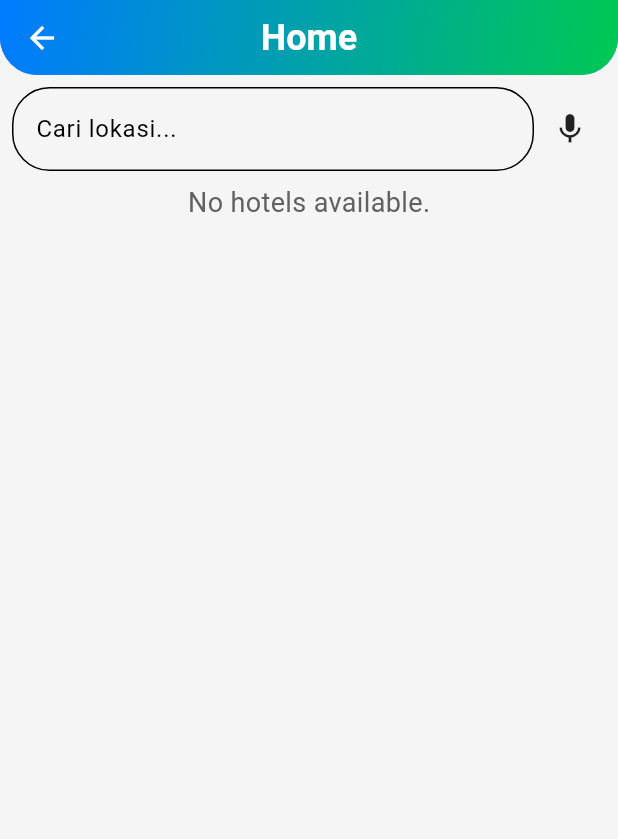
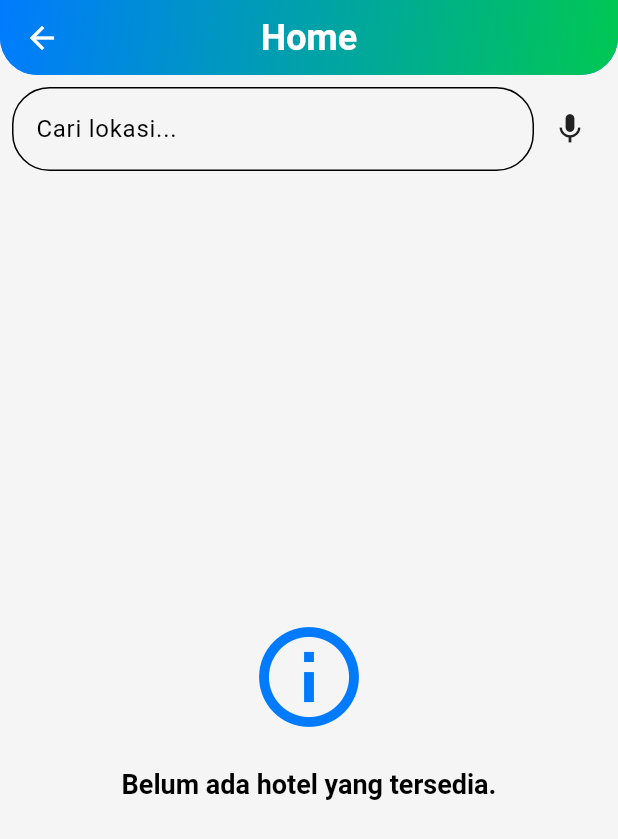
Before and after one commit to Reeyyyh/Assesment-1-mobile, a Flutter app: the HomeView screen opened directly, after a tap on the "mic" icon, on a phone screen of 412 x 824 dp. Shown: the top 839 px of the screen. Run offline on Flutter 3.47's test engine with Material 3 defaults, Android fonts, the phone set to English and light mode, and no system bars; our stand-ins replace cloud_firestore, connectivity_plus, firebase_auth, firebase_core, firebase_messaging, flutter_tts and 8 more; missing offline and left inert: qr_code_scanner_plus; accounts and stored records are empty.

Commit message:
update view async

```diff
--- a/lib/app/data/themes/app_theme.dart
+++ b/lib/app/data/themes/app_theme.dart
@@ -35,7 +35,7 @@ class AppTheme {
 
   // Dark Theme
   static final ThemeData darkTheme = ThemeData(
-    primaryColor: const Color(0xFF0056B3),
+    primaryColor: const Color.fromARGB(255, 48, 141, 240),
     hintColor: const Color(0xFFFF5722),
     scaffoldBackgroundColor: const Color.fromARGB(255, 48, 46, 46),
     iconTheme: const IconThemeData(
--- a/lib/app/modules/1_home/controllers/home_controller.dart
+++ b/lib/app/modules/1_home/controllers/home_controller.dart
@@ -1,5 +1,6 @@
 import 'package:cloud_firestore/cloud_firestore.dart';
 import 'package:get/get.dart';
+import 'package:hotel_app/app/data/connections/controllers/connectivity_controller.dart';
 
 class HomeController extends GetxController {
   var itemCategoryFont = 14.0;
@@ -7,16 +8,22 @@ class HomeController extends GetxController {
 
   var hotelList = [].obs;
   var filteredHotelList = [].obs;
+  var isLoading = true.obs; // Status loading
+
+  final ConnectivityController connectivityController = Get.find<ConnectivityController>();
 
   // Real-time listener for Firestore
   void fetchHotelsRealtime() {
+    isLoading.value = true;
     FirebaseFirestore.instance.collection('datahotel').snapshots().listen(
       (snapshot) {
         hotelList.value = snapshot.docs.map((doc) => doc.data()).toList();
         filteredHotelList.value = hotelList;
+        isLoading.value = false; // Selesai memuat data
       },
       onError: (error) {
         print("Error fetching data in real-time: $error");
+        isLoading.value = false; // Error juga dianggap selesai
       },
     );
   }
@@ -26,19 +33,22 @@ class HomeController extends GetxController {
     query = query.toLowerCase();
     filteredHotelList.value = hotelList.where((hotel) {
       var location = hotel['location']?.toLowerCase() ?? '';
-      return location.contains(query); // Filter data berdasarkan location
+      return location.contains(query);
     }).toList();
   }
 
   // Manual refresh function
   Future<void> refreshData() async {
+    isLoading.value = true;
     try {
       final snapshot =
           await FirebaseFirestore.instance.collection('datahotel').get();
       hotelList.value = snapshot.docs.map((doc) => doc.data()).toList();
-      filteredHotelList.value = hotelList; // Reset filter saat refresh
+      filteredHotelList.value = hotelList;
     } catch (e) {
       print("Error refreshing data: $e");
+    } finally {
+      isLoading.value = false; // Pastikan status loading diatur ulang
     }
   }
 
@@ -46,5 +56,13 @@ class HomeController extends GetxController {
   void onInit() {
     super.onInit();
     fetchHotelsRealtime();
+
+    connectivityController.isOffline.listen((isOffline) async {
+      if (!isOffline) {
+        // Jika online, tambahkan delay 1 detik dan kemudian refresh data
+        await Future.delayed(const Duration(seconds: 1));
+        refreshData();
+      }
+    });
   }
 }
--- a/lib/app/modules/1_home/views/home_view.dart
+++ b/lib/app/modules/1_home/views/home_view.dart
@@ -1,22 +1,137 @@
 import 'package:flutter/material.dart';
 import 'package:get/get.dart';
-import 'package:hotel_app/app/modules/1_home/views/card_detail_view.dart';
+import 'package:hotel_app/app/data/connections/controllers/connectivity_controller.dart';
 import 'package:speech_to_text/speech_to_text.dart' as stt;
 import '../controllers/home_controller.dart';
+import 'card_detail_view.dart';
 
 class HomeView extends StatelessWidget {
   final HomeController controller = Get.put(HomeController());
   final stt.SpeechToText _speech = stt.SpeechToText();
+  final ConnectivityController connectivityController =
+      Get.find<ConnectivityController>(); // Mengakses ConnectivityController
 
   HomeView({super.key});
 
   @override
   Widget build(BuildContext context) {
     TextEditingController searchController = TextEditingController();
-    final theme = Theme.of(context); // Ambil tema aktif
+    final theme = Theme.of(context);
 
     return Scaffold(
-      appBar: PreferredSize(
+      appBar: _buildAppBar(theme),
+      body: Column(
+        children: [
+          _buildSearchBar(
+              searchController, theme), // Tetap tampilkan search bar
+          Expanded(
+            child: Obx(
+              () {
+                // Periksa status koneksi
+                if (connectivityController.isOffline.value) {
+                  // Jika offline, hanya tampilkan pesan offline di konten
+                  return _buildOfflineMessage(theme);
+                } else {
+                  // Ketika online, tampilkan daftar hotel
+                  return RefreshIndicator(
+                    onRefresh: controller.refreshData,
+                    child: controller.hotelList.isEmpty
+                        ? _buildLoadingIndicator(theme)
+                        : _buildHotelGrid(theme),
+                  );
+                }
+              },
+            ),
+          ),
+        ],
+      ),
+    );
+  }
+
+  // Widget untuk menampilkan status offline
+  Widget _buildOfflineMessage(ThemeData theme) {
+    return Center(
+      // Menempatkan seluruh widget di tengah layar
+      child: Padding(
+        padding: const EdgeInsets.all(20.0),
+        child: Column(
+          mainAxisSize:
+              MainAxisSize.min, // Menyesuaikan ukuran hanya sebesar kontennya
+          mainAxisAlignment: MainAxisAlignment.center,
+          crossAxisAlignment: CrossAxisAlignment.center,
+          children: [
+            Icon(
+              Icons.wifi_off_rounded,
+              size: 100,
+              color: theme.colorScheme.error,
+            ),
+            const SizedBox(height: 20),
+            Text(
+              'Oops! No Internet Connection',
+              style: theme.textTheme.headlineMedium?.copyWith(
+                fontSize: 22,
+                fontWeight: FontWeight.bold,
+                color: theme.colorScheme.error,
+              ),
+              textAlign: TextAlign.center,
+            ),
+            const SizedBox(height: 10),
+            Text(
+              'Please check your connection and try again.',
+              style: theme.textTheme.bodyMedium?.copyWith(
+                fontSize: 16,
+                color: theme.colorScheme.onSurface.withOpacity(0.7),
+              ),
+              textAlign: TextAlign.center,
+            ),
+          ],
+        ),
+      ),
+    );
+  }
+
+  // Loading indicator saat online
+  Widget _buildLoadingIndicator(ThemeData theme) {
+    // Periksa apakah data sedang dimuat
+    if (controller.isLoading.value) {
+      // Jika data sedang dimuat, tampilkan loading
+      return Center(
+        child: CircularProgressIndicator(
+          color: theme.primaryColor,
+        ),
+      );
+    } else {
+      // Jika data selesai dimuat tapi kosong, tampilkan pesan kosong
+      return Center(
+        child: Padding(
+          padding: const EdgeInsets.all(20.0),
+          child: Column(
+            mainAxisSize: MainAxisSize.min,
+            children: [
+              Icon(
+                Icons.info_outline,
+                size: 80,
+                color: theme.colorScheme.primary,
+              ),
+              const SizedBox(height: 20),
+              Text(
+                'Belum ada hotel yang tersedia.',
+                style: theme.textTheme.headlineMedium?.copyWith(
+                  fontSize: 18,
+                  color: theme.colorScheme.onSurface,
+                  fontWeight: FontWeight.bold,
+                ),
+                textAlign: TextAlign.center,
+              ),
+            ],
+          ),
+        ),
+      );
+    }
+  }
+
+  PreferredSizeWidget _buildAppBar(ThemeData theme) {
+    return PreferredSize(
       preferredSize: const Size.fromHeight(50.0),
       child: ClipRRect(
         borderRadius: const BorderRadius.only(
@@ -45,16 +160,15 @@ class HomeView extends StatelessWidget {
           elevation: 0,
         ),
       ),
-      ),
-      body: RefreshIndicator(
-        onRefresh: controller.refreshData, // Fungsi untuk pull-to-refresh
-        child: Column(
-          children: [
-            Padding(
+    );
+  }
+
+  Widget _buildSearchBar(
+      TextEditingController searchController, ThemeData theme) {
+    return Padding(
       padding: const EdgeInsets.all(8.0),
       child: Row(
         children: [
-                  // TextField untuk pencarian lokasi
           Expanded(
             child: TextField(
               controller: searchController,
@@ -64,39 +178,33 @@ class HomeView extends StatelessWidget {
                   borderRadius: BorderRadius.circular(25.0),
                 ),
               ),
-                      onChanged: (query) {
-                        controller.filterHotels(query);
-                      },
+              onChanged: controller.filterHotels,
             ),
           ),
           IconButton(
-                    icon: Icon(
-                      Icons.mic,
-                      color: theme.iconTheme.color,
-                    ),
+            icon: Icon(Icons.mic, color: theme.iconTheme.color),
             onPressed: () async {
+              try {
                 bool available = await _speech.initialize();
                 if (available) {
-                        _speech.listen(onResult: (result) {
+                  _speech.listen(
+                    onResult: (result) {
                       searchController.text = result.recognizedWords;
                       controller.filterHotels(searchController.text);
-                        });
+                    },
+                  );
+                }
+              } catch (e) {
+                Get.snackbar("Error", "Speech recognition failed: $e");
               }
             },
           ),
         ],
       ),
-            ),
-            Obx(() {
-              if (controller.hotelList.isEmpty) {
-                return Center(
-                  child: Text(
-                    'No hotels available.',
-                    style: theme.textTheme.bodyMedium?.copyWith(fontSize: 18),
-                  ),
     );
   }
 
+  Widget _buildHotelGrid(ThemeData theme) {
     return Expanded(
       child: GridView.builder(
         padding: const EdgeInsets.all(10.0),
@@ -147,11 +255,8 @@ class HomeView extends StatelessWidget {
                         const SizedBox(height: 4),
                         Row(
                           children: [
-                                      Icon(
-                                        Icons.location_on,
-                                        color: theme.colorScheme.error, // Sesuaikan dengan tema
-                                        size: 16,
-                                      ),
+                            Icon(Icons.location_on,
+                                color: theme.colorScheme.error, size: 16),
                             const SizedBox(width: 4),
                             Text(
                               hotel['location'] ?? 'Unknown',
@@ -179,10 +284,5 @@ class HomeView extends StatelessWidget {
         },
       ),
     );
-            }),
-          ],
-        ),
-      ),
-    );
   }
 }
```
Lines whose indentation alone changed are shown as unchanged.
